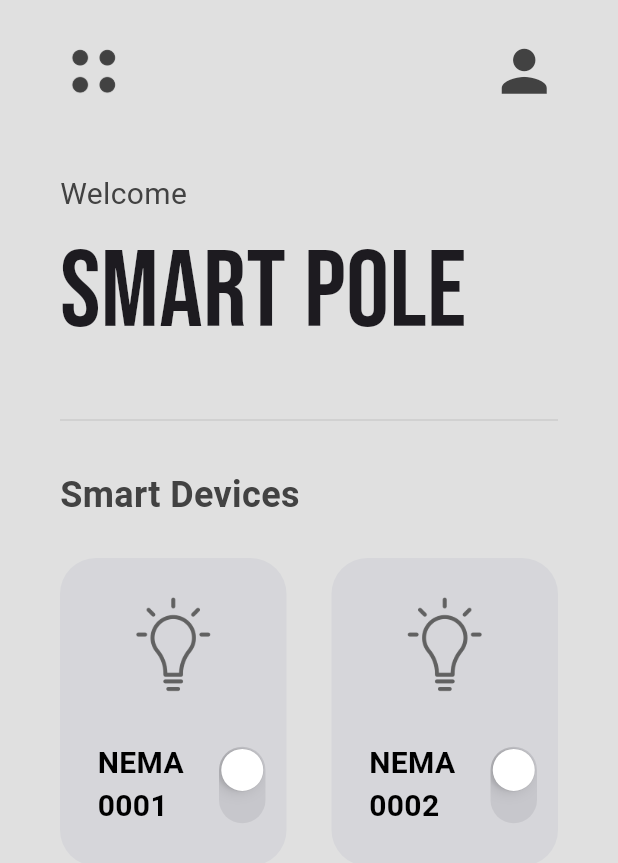
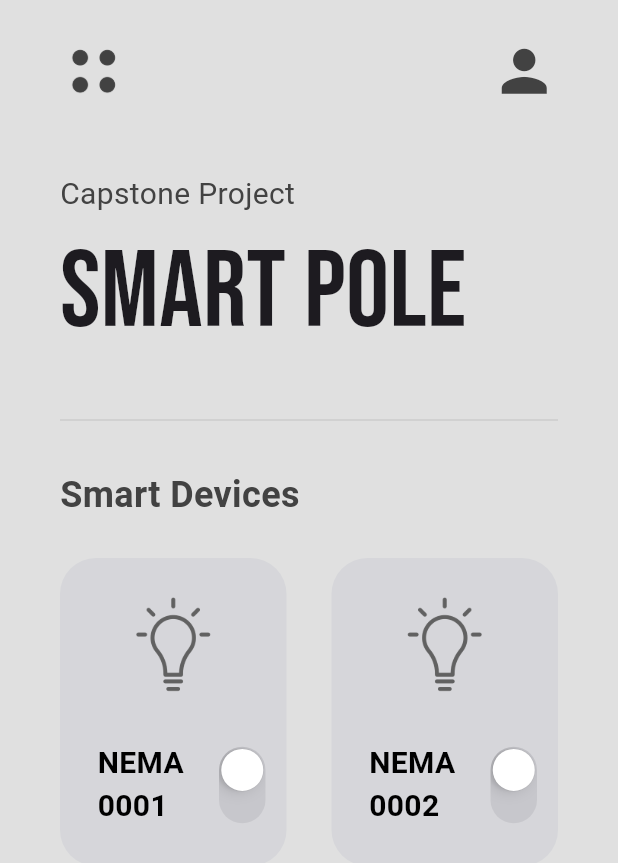
Before and after one commit to HyHyZhaLee/Thesis_SmartPole, a Flutter app: the screen it shows after launch, on a phone screen of 412 x 824 dp. Shown: the top 863 px of the screen. Run offline on Flutter 3.47's test engine with Material 3 defaults, Android fonts, the light colour scheme and no system bars; our stand-ins replace connectivity_plus, google_fonts; missing offline and left inert: mqtt_client.

Commit message:
Update home_page.dart

```diff
--- a/FlutterApp/lib/pages/home_page.dart
+++ b/FlutterApp/lib/pages/home_page.dart
@@ -71,7 +71,7 @@
                 crossAxisAlignment: CrossAxisAlignment.start,
                 children: [
                   Text(
-                    "Welcome",
+                    "Capstone Project",
                     style: TextStyle(fontSize: 20, color: Colors.grey.shade800),
                   ),
                   Text(
```
